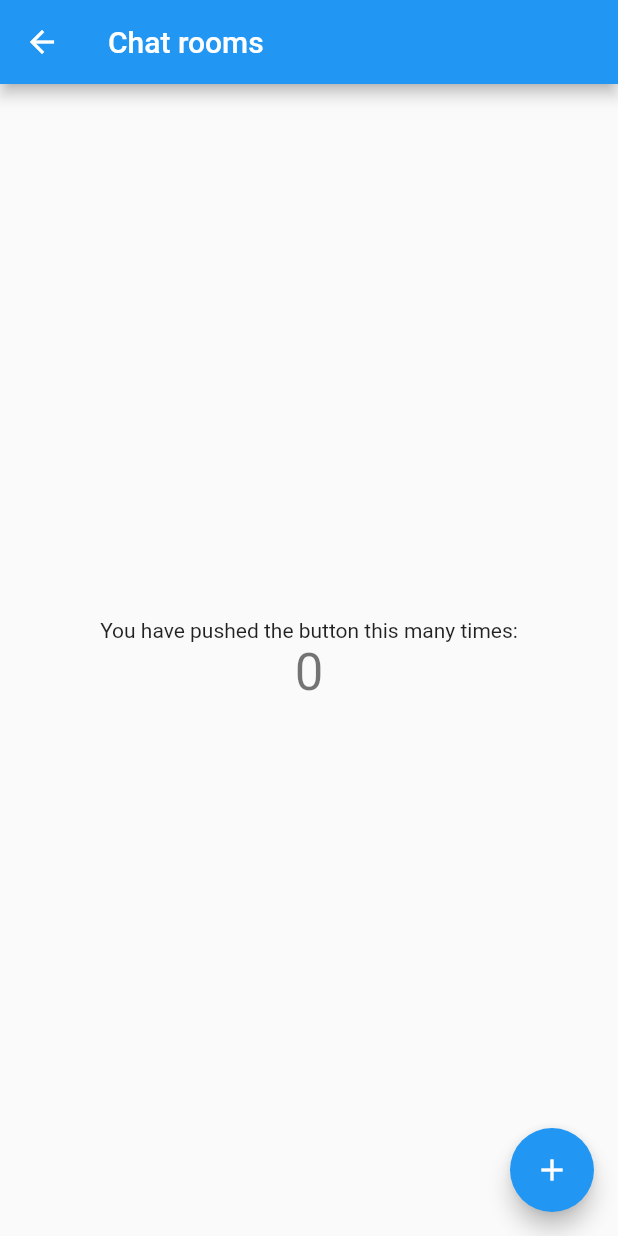
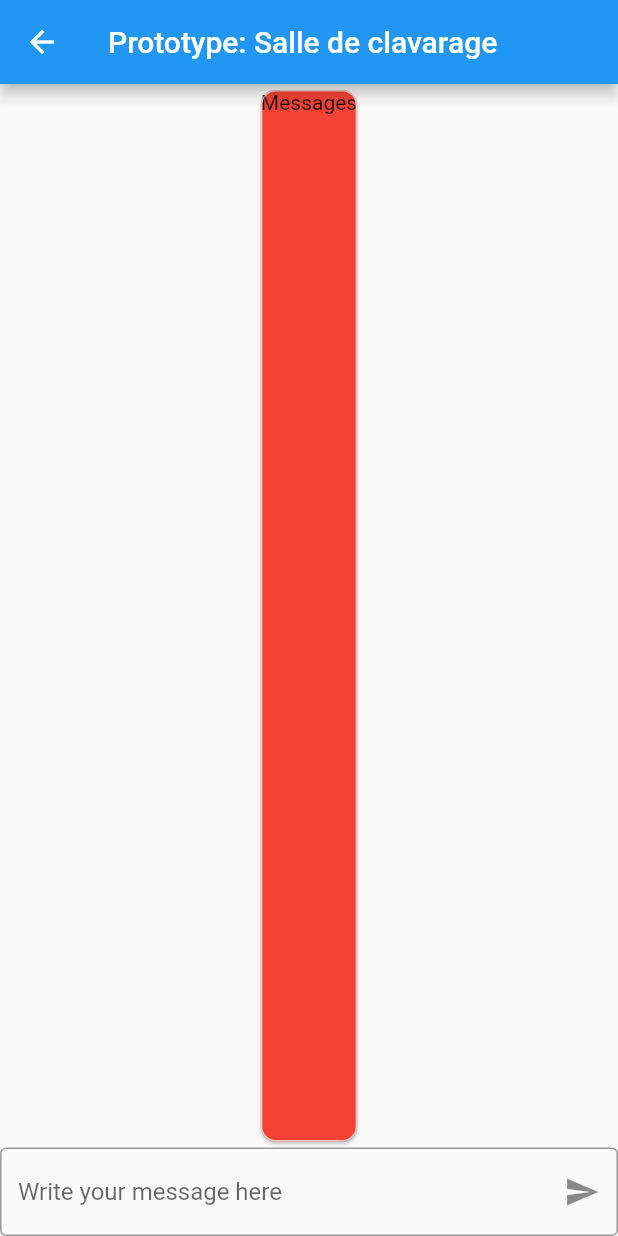
Before and after one commit to ChristianSassine/mobile-scrabble, a Flutter app: the ChatScreen screen opened directly, on a phone screen of 412 x 824 dp. Run offline on Flutter 3.47's test engine with Material 2 defaults, Android fonts, the phone set to English and light mode, and no system bars.

Commit message:
Ajout de l'avancement de Christian (feature/basic-chat-interface)

```diff
--- a/lib/screens/chat-screen.dart
+++ b/lib/screens/chat-screen.dart
@@ -28,21 +28,30 @@ class _ChatScreenState extends State<ChatScreen> {
         child: Column(
           mainAxisAlignment: MainAxisAlignment.center,
           children: <Widget>[
-            const Text(
-              'You have pushed the button this many times:',
+            Expanded(
+              child: Card(
+                color: Colors.red,
+                child: Text("Messages"),
+                shape: RoundedRectangleBorder(
+                  side: BorderSide(color: Colors.white70, width: 1),
+                  borderRadius: BorderRadius.circular(10),
+                ),
+              ),
             ),
-            Text(
-              '$_counter',
-              style: Theme.of(context).textTheme.headline4,
-            ),
+            TextFormField(
+              decoration: InputDecoration(
+                  border: OutlineInputBorder(),
+                  hintText: "Write your message here",
+                  suffixIcon: IconButton(
+                    onPressed: () {},
+                    icon: Icon(Icons.send),
+                  )
+              ),
+            )
           ],
+
         ),
-      ),
-      floatingActionButton: FloatingActionButton(
-        onPressed: _incrementCounter,
-        tooltip: 'Increment',
-        child: const Icon(Icons.add),
-      ), // This trailing comma makes auto-formatting nicer for build methods.
+      )
     );
   }
 }
--- a/lib/screens/menu-screen.dart
+++ b/lib/screens/menu-screen.dart
@@ -24,7 +24,7 @@ class MenuScreen extends StatelessWidget {
                     context,
                     MaterialPageRoute(
                         builder: (context) =>
-                            const ChatScreen(title: "Chat rooms")),
+                            const ChatScreen(title: "Prototype: Salle de clavarage")),
                   );
                 },
                 child: Text("Rejoindre une salle de clavardage")),
```
